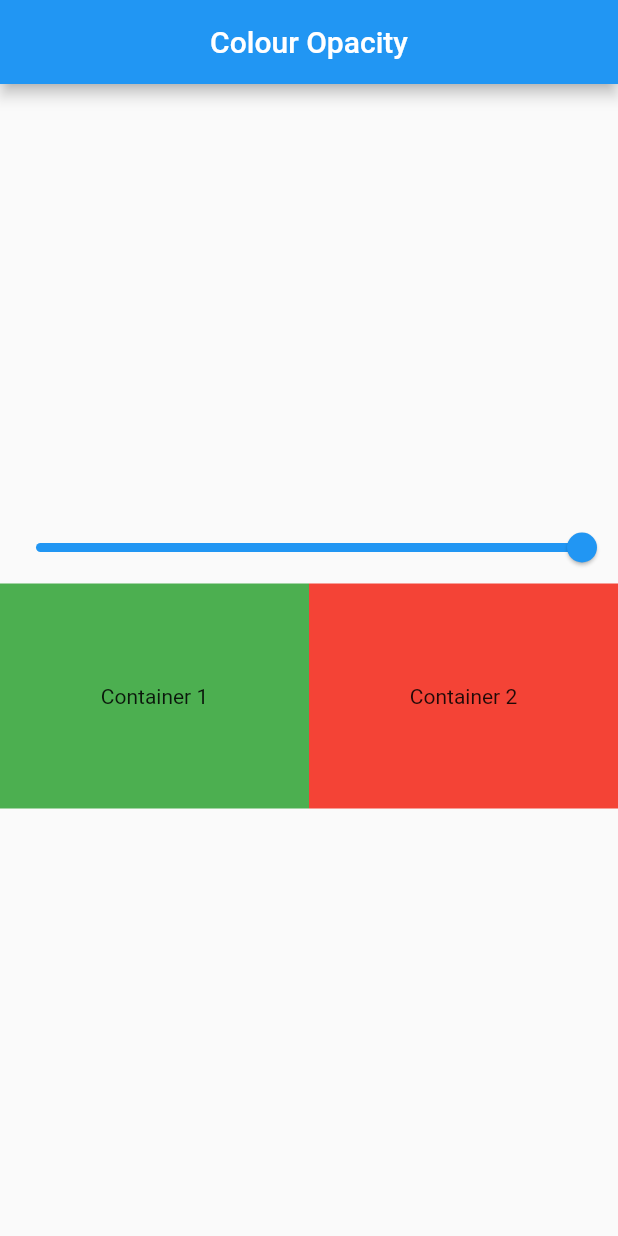
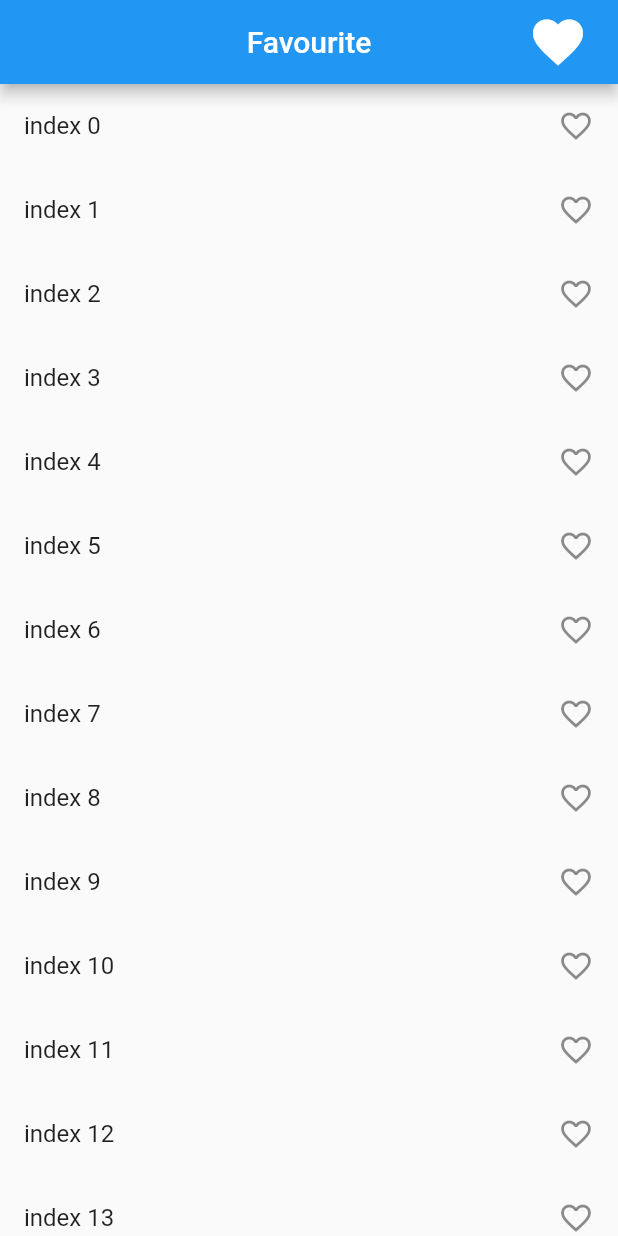
Before and after one commit to devshivraj/provider, a Flutter app: the screen it shows after launch, on a phone screen of 412 x 824 dp. Run offline on Flutter 3.47's test engine with Material 2 defaults, Android fonts, the phone set to English and light mode, and no system bars.

Commit message:
Provider(single and multi) (Favourite)

```diff
--- a/lib/main.dart
+++ b/lib/main.dart
@@ -1,7 +1,7 @@
 import 'package:count/provider/coloropacity_provider.dart';
 import 'package:count/provider/count_provider.dart';
-import 'package:count/screens/color-opacity.dart';
-import 'package:count/screens/count_screen.dart';
+import 'package:count/provider/favourite_provider.dart';
+import 'package:count/screens/Favourite/favourite_screen.dart';
 import 'package:flutter/material.dart';
 import 'package:provider/provider.dart';
 
@@ -23,13 +23,16 @@ class MyApp extends StatelessWidget {
         ChangeNotifierProvider(
           create: (_) => ColorOpacityProvider(),
         ),
+        ChangeNotifierProvider(
+          create: (_) => FavouriteProvider(),
+        ),
       ],
       child: MaterialApp(
         title: 'Flutter Demo',
         theme: ThemeData(
           primarySwatch: Colors.blue,
         ),
-        home: const ColorOpacity(),
+        home: const FavouriteScreen(),
       ),
     );
   }
--- /dev/null
+++ b/lib/provider/favourite_provider.dart
@@ -0,0 +1,16 @@
+import 'package:flutter/foundation.dart';
+
+class FavouriteProvider with ChangeNotifier {
+  List<int> _selectedItem = [];
+  List<int> get selectedItem => _selectedItem;
+
+  void addItem(int value) {
+    _selectedItem.add(value);
+    notifyListeners();
+  }
+
+  void removeItem(int value) {
+    _selectedItem.remove(value);
+    notifyListeners();
+  }
+}
--- /dev/null
+++ b/lib/screens/Favourite/favourite_screen.dart
@@ -0,0 +1,68 @@
+import 'package:count/screens/Favourite/myfavourite.dart';
+import 'package:flutter/material.dart';
+import 'package:provider/provider.dart';
+
+import '../../provider/favourite_provider.dart';
+
+class FavouriteScreen extends StatefulWidget {
+  const FavouriteScreen({Key? key}) : super(key: key);
+
+  @override
+  State<FavouriteScreen> createState() => _FavouriteScreenState();
+}
+
+class _FavouriteScreenState extends State<FavouriteScreen> {
+  List<int> selectedItem = [];
+
+  @override
+  Widget build(BuildContext context) {
+    print("Hello");
+    return Scaffold(
+      appBar: AppBar(
+        title: const Text("Favourite"),
+        centerTitle: true,
+        actions: [
+          Padding(
+            padding: EdgeInsets.only(right: 20.0),
+            child: InkWell(
+              onTap: () {
+                Navigator.push(context,
+                    MaterialPageRoute(builder: (context) => MyFavourite()));
+              },
+              child: Icon(
+                Icons.favorite,
+                size: 40,
+              ),
+            ),
+          )
+        ],
+      ),
+      body: Column(
+        children: [
+          Expanded(
+            child: ListView.builder(
+                itemCount: 100,
+                itemBuilder: (context, index) {
+                  return Consumer<FavouriteProvider>(
+                      builder: (context, value, child) {
+                    return ListTile(
+                      onTap: () {
+                        if (value.selectedItem.contains(index)) {
+                          value.removeItem(index);
+                        } else {
+                          value.addItem(index);
+                        }
+                      },
+                      title: Text("index " + index.toString()),
+                      trailing: Icon(value.selectedItem.contains(index)
+                          ? Icons.favorite
+                          : Icons.favorite_border_outlined),
+                    );
+                  });
+                }),
+          ),
+        ],
+      ),
+    );
+  }
+}
```
Also changed, not shown: lib/screens/Favourite/myfavourite.dart (added, +66 -0 lines).
